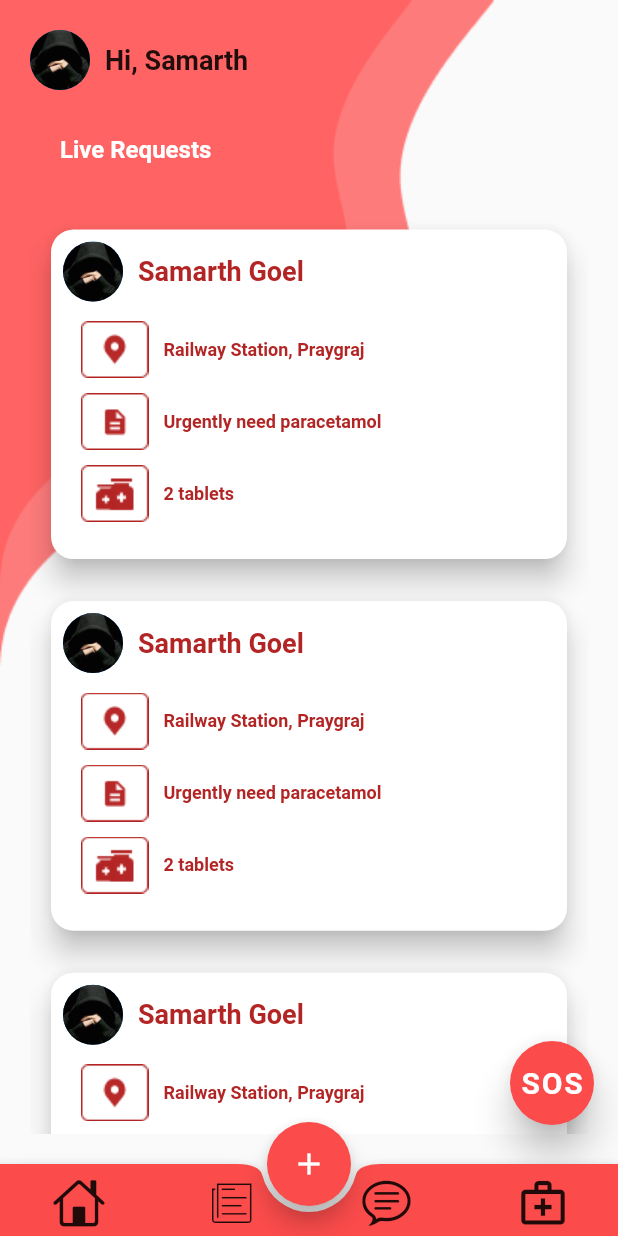
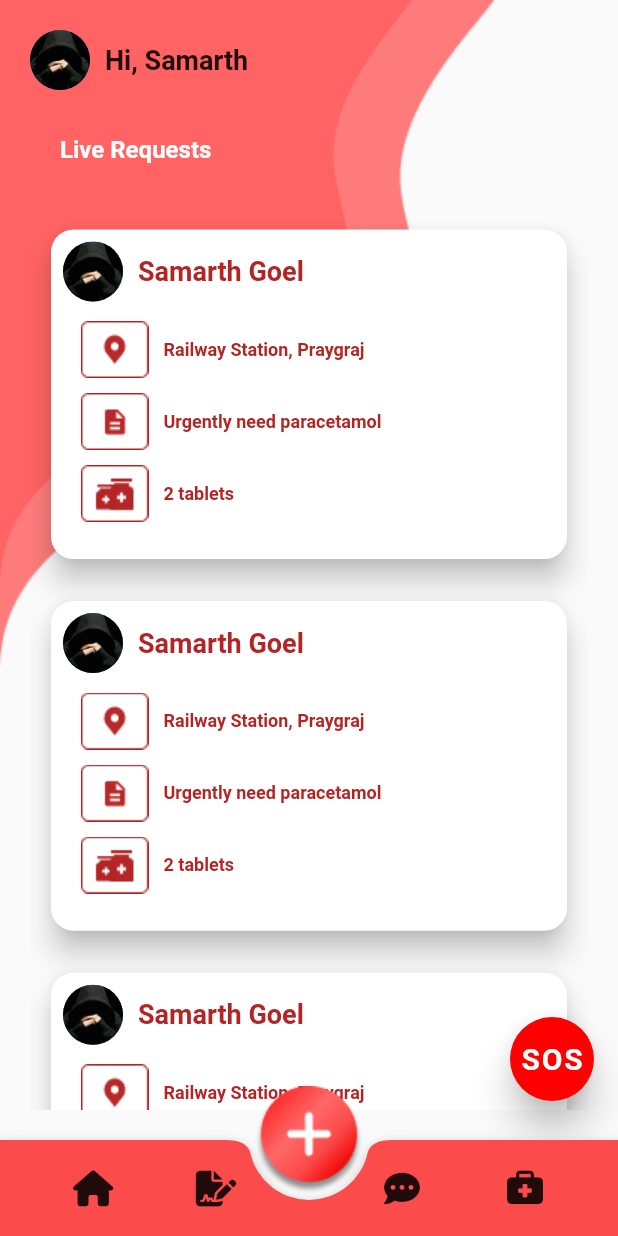
Before and after one commit to Sam-commit/Health-Emergency-App, a Flutter app: the screen it shows after launch, on a phone screen of 412 x 824 dp. Run offline on Flutter 3.47's test engine with Material 2 defaults, Android fonts, the phone set to English and light mode, and no system bars; our stand-ins replace font_awesome_flutter.

Commit message:
formatted bottom nav

```diff
--- a/pro_tec/lib/main.dart
+++ b/pro_tec/lib/main.dart
@@ -1,6 +1,9 @@
 import 'package:flutter/cupertino.dart';
 import 'package:flutter/material.dart';
 import 'package:pro_tec/widgets/my_card.dart';
+import 'package:font_awesome_flutter/font_awesome_flutter.dart';
+
+
 void main() {
   runApp(const MyApp());
 }
@@ -11,31 +14,69 @@ class MyApp extends StatelessWidget {
   @override
   Widget build(BuildContext context) {
     return MaterialApp(
-      home: Scaffold(
+      home: SafeArea(
+        child: Scaffold(
           body: HomePage(),
-          floatingActionButtonLocation: FloatingActionButtonLocation.centerDocked,
-          floatingActionButton: FloatingActionButton(
-            backgroundColor: Color(0xFFFB4B4B),
-            onPressed: () {  },
-            child: Icon(Icons.add),
-
-          ),
+          floatingActionButtonLocation:
+              FloatingActionButtonLocation.centerDocked,
+          floatingActionButton: Image(image: AssetImage("images/button.png"),),
           bottomNavigationBar: BottomAppBar(
-        elevation:5,
+            elevation: 5,
             shape: CircularNotchedRectangle(),
             color: Color(0xFFFB4B4B),
             child: Row(
               mainAxisSize: MainAxisSize.max,
-          mainAxisAlignment: MainAxisAlignment.spaceAround,
+              mainAxisAlignment: MainAxisAlignment.spaceBetween,
+              children: [
+                Expanded(
+                  child: Padding(
+                    padding: const EdgeInsets.symmetric(horizontal: 30),
+                    child: Row(
+                      mainAxisAlignment: MainAxisAlignment.spaceBetween,
+                      children: [
+                        Padding(
+                          padding: const EdgeInsets.all(8.0),
+                          child: IconButton(
+                              onPressed: () {},
+                              icon: FaIcon(FontAwesomeIcons.house)),
+                        ),
+                        Padding(
+                          padding: const EdgeInsets.all(8.0),
+                          child: IconButton(
+                              onPressed: () {},
+                              icon: FaIcon(FontAwesomeIcons.fileSignature))
+                        ),
+                      ],
+                    ),
+                  ),
+                ),
 
+                Expanded(
+                  child: Padding(
+                    padding: const EdgeInsets.symmetric(horizontal: 30),
+                    child: Row(
+                      mainAxisAlignment: MainAxisAlignment.spaceBetween,
                       children: [
-            IconButton(onPressed: (){}, icon: Icon(CupertinoIcons.home,size: 35,)),
-            IconButton(onPressed: (){}, icon: Icon(CupertinoIcons.news,size: 35,)),
-            IconButton(onPressed: (){}, icon: Icon(CupertinoIcons.chat_bubble_text,size: 35,)),
-            IconButton(onPressed: (){}, icon: Icon(Icons.medical_services_outlined,size: 35,)),
+                        Padding(
+                          padding: const EdgeInsets.all(8.0),
+                          child: IconButton(
+                              onPressed: () {},
+                              icon:FaIcon(FontAwesomeIcons.solidCommentDots)),
+                        ),
+                        Padding(
+                          padding: const EdgeInsets.all(8.0),
+                          child: IconButton(
+                              onPressed: () {},
+                              icon: FaIcon(FontAwesomeIcons.briefcaseMedical)),
+                        ),
+                      ],
+                    ),
+                  ),
+                ),
 
 
               ],
+            ),
           ),
         ),
       ),
@@ -85,18 +126,29 @@ class _HomePageState extends State<HomePage> {
                   Row(
                     children: [
                       CircleAvatar(
-                        backgroundImage:AssetImage("images/img2.jpg"),
+                        backgroundImage: AssetImage("images/img2.jpg"),
                       ),
-                      SizedBox(width: 10,),
-                      Text("Hi, Samarth",style: TextStyle(fontWeight: FontWeight.w600,fontSize: 18),),
-
+                      SizedBox(
+                        width: 10,
+                      ),
+                      Text(
+                        "Hi, Samarth",
+                        style: TextStyle(
+                            fontWeight: FontWeight.w600, fontSize: 18),
+                      ),
                     ],
                   ),
                   Padding(
-                    padding: const EdgeInsets.symmetric(horizontal: 20,vertical: 30),
-                    child: Text("Live Requests ",style: TextStyle(fontSize: 16,color: Colors.white,fontWeight: FontWeight.bold),),
+                    padding: const EdgeInsets.symmetric(
+                        horizontal: 20, vertical: 30),
+                    child: Text(
+                      "Live Requests ",
+                      style: TextStyle(
+                          fontSize: 16,
+                          color: Colors.white,
+                          fontWeight: FontWeight.bold),
                     ),
-
+                  ),
                   Expanded(
                     child: Container(
                       child: ListView(
@@ -109,24 +161,28 @@ class _HomePageState extends State<HomePage> {
                       ),
                     ),
                   )
-
-
                 ],
               ),
             ),
           ],
         ),
-      floatingActionButton:Padding(
-        padding: const EdgeInsets.only(bottom: 10,),
+        floatingActionButton: Padding(
+          padding: const EdgeInsets.only(
+            bottom: 10,
+          ),
           child: FloatingActionButton(
             elevation: 10,
-          backgroundColor: Color(0xFFFB4B4B),
-          onPressed: () {  },
-          child: Text("SOS",style: TextStyle(color: Colors.white,fontSize: 20,fontWeight: FontWeight.bold),),
+            backgroundColor: Color(0xFFFF0000),
+            onPressed: () {},
+            child: Text(
+              "SOS",
+              style: TextStyle(
+                  color: Colors.white,
+                  fontSize: 20,
+                  fontWeight: FontWeight.bold),
             ),
           ),
-
-
+        ),
       ),
     );
   }
--- a/pro_tec/pubspec.yaml
+++ b/pro_tec/pubspec.yaml
@@ -34,6 +34,7 @@ dependencies:
   # The following adds the Cupertino Icons font to your application.
   # Use with the CupertinoIcons class for iOS style icons.
   cupertino_icons: ^1.0.2
+  font_awesome_flutter: ^10.1.0
 
 
 dev_dependencies:
```
Also changed, not shown: pro_tec/images/button.png (added), pro_tec/images/elli.png (added), pro_tec/pubspec.lock. Lines whose indentation alone changed are shown as unchanged.
